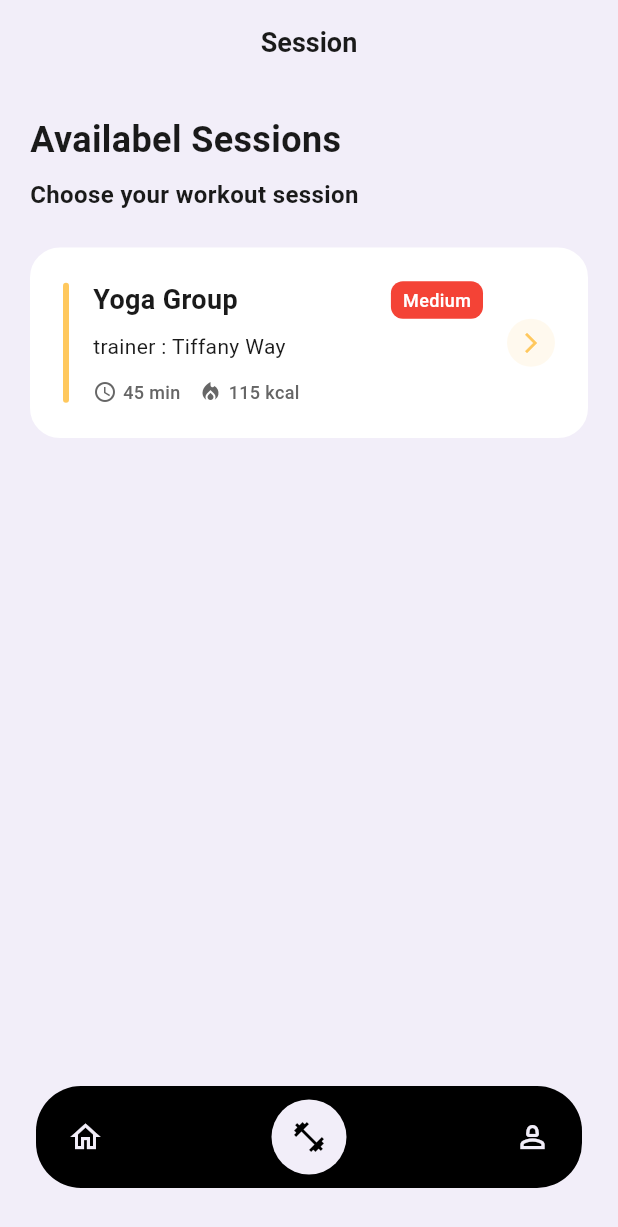
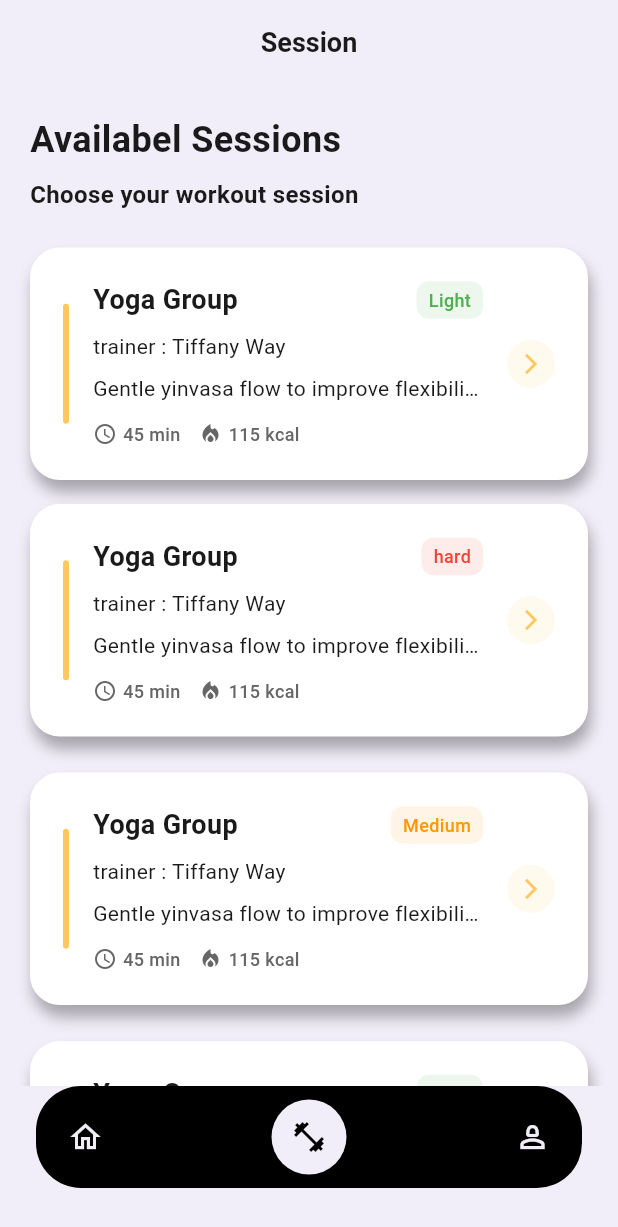
Before and after one commit to MuhannadMutawe/fitness_app_ui, a Flutter app: the screen it shows after launch, item 2 of the bottom bar chosen, on a phone screen of 412 x 824 dp. Shown: the top 1227 px of the screen. Run offline on Flutter 3.47's test engine with Material 3 defaults, Android fonts, the light colour scheme and no system bars; our stand-ins replace device_preview, go_router, hive_flutter; accounts and stored records are empty; network calls fail.

Commit message:
finished session sccreen.

```diff
--- a/lib/features/session/presentation/view/session_view.dart
+++ b/lib/features/session/presentation/view/session_view.dart
@@ -20,6 +20,7 @@ class SessionView extends StatelessWidget {
           ),
         ),
         centerTitle: true,
+        scrolledUnderElevation: 0,
       ),
       body: SingleChildScrollView(
         padding: EdgeInsets.all(DT.s5),
@@ -52,6 +53,32 @@ class SessionView extends StatelessWidget {
               title: 'Yoga Group',
               trainer: 'Tiffany Way',
               duration: '45 min',
+              difficulty: 'Light',
+              calories: '115 kcal',
+              description:
+                  'Gentle yinvasa flow to improve flexibility and balance.',
+              color: DT.cardYellow,
+              onTap: () => context.go('/session-detail'),
+            ),
+            const SizedBox(height: DT.s4),
+            SessionCard(
+              title: 'Yoga Group',
+              trainer: 'Tiffany Way',
+              duration: '45 min',
+              difficulty: 'hard',
+              calories: '115 kcal',
+              description:
+                  'Gentle yinvasa flow to improve flexibility and balance.',
+              color: DT.cardYellow,
+              onTap: () => context.go('/session-detail'),
+            ),
+            const SizedBox(
+              height: DT.s6,
+            ),
+            SessionCard(
+              title: 'Yoga Group',
+              trainer: 'Tiffany Way',
+              duration: '45 min',
               difficulty: 'Medium',
               calories: '115 kcal',
               description:
@@ -60,7 +87,32 @@ class SessionView extends StatelessWidget {
               onTap: () => context.go('/session-detail'),
             ),
             const SizedBox(
-              height: DT.s4,
+              height: DT.s6,
+            ),
+            SessionCard(
+              title: 'Yoga Group',
+              trainer: 'Tiffany Way',
+              duration: '45 min',
+              difficulty: 'Light',
+              calories: '115 kcal',
+              description:
+                  'Gentle yinvasa flow to improve flexibility and balance.',
+              color: DT.cardYellow,
+              onTap: () => context.go('/session-detail'),
+            ),
+            const SizedBox(
+              height: DT.s6,
+            ),
+            SessionCard(
+              title: 'Yoga Group',
+              trainer: 'Tiffany Way',
+              duration: '45 min',
+              difficulty: 'hard',
+              calories: '115 kcal',
+              description:
+                  'Gentle yinvasa flow to improve flexibility and balance.',
+              color: DT.cardYellow,
+              onTap: () => context.go('/session-detail'),
             ),
           ],
         ),
@@ -101,6 +153,13 @@ class SessionCard extends StatelessWidget {
           color: DT.bgWhite,
           borderRadius: BorderRadius.circular(DT.s5),
           border: Border.all(color: DT.bgWhite, width: 2),
+          boxShadow: [
+            BoxShadow(
+              color: Colors.black54.withAlpha(80),
+              blurRadius: 8,
+              offset: Offset(2, 8),
+            ),
+          ],
         ),
         child: Row(
           children: [
@@ -136,7 +195,9 @@ class SessionCard extends StatelessWidget {
                           vertical: DT.s1,
                         ),
                         decoration: BoxDecoration(
-                          color: Colors.red,
+                          color: _getDifficultyColor(
+                            difficulty,
+                          ).withOpacity(0.1),
                           borderRadius: BorderRadius.circular(DT.s2),
                         ),
                         child: Text(
@@ -144,7 +205,7 @@ class SessionCard extends StatelessWidget {
                           style: TextStyle(
                             fontSize: 12,
                             fontWeight: FontWeight.w500,
-                            color: Colors.white,
+                            color: _getDifficultyColor(difficulty),
                           ),
                         ),
                       ),
@@ -155,6 +216,16 @@ class SessionCard extends StatelessWidget {
                   ),
                   Text(
                     'trainer : $trainer',
+                    style: TextStyle(
+                      fontSize: 14,
+                      color: DT.textPrimary,
+                    ),
+                  ),
+                  SizedBox(
+                    height: DT.s2,
+                  ),
+                  Text(
+                    description,
                     style: TextStyle(
                       fontSize: 14,
                       color: DT.textPrimary,
@@ -204,6 +275,19 @@ class SessionCard extends StatelessWidget {
       ),
     );
   }
+
+  Color _getDifficultyColor(String difficulty) {
+    switch (difficulty.toLowerCase()) {
+      case 'light':
+        return DT.difficultyLight;
+      case 'medium':
+        return DT.difficultyMedium;
+      case 'hard':
+        return DT.difficultyHard;
+      default:
+        return DT.iconGrey;
+    }
+  }
 }
 
 class InfoChip extends StatelessWidget {
```
